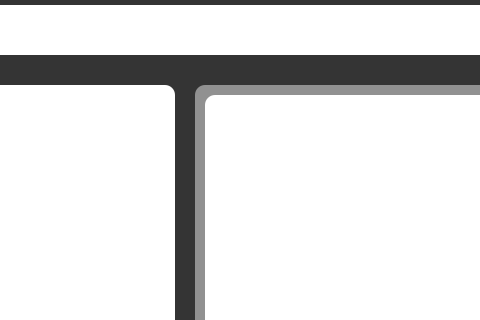
The window that gui/shelf_3.ui (AshwinRaikar88/daxplore) describes before a commit, drawn with Qt 5; both pictures show x 205 to 685 and y 135 to 455 of the 816 by 653 pixel window.
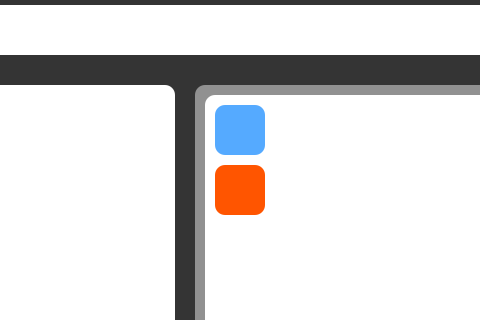
The same window after the commit.

The edit to the form file:
```diff
--- a/gui/shelf_3.ui
+++ b/gui/shelf_3.ui
@@ -101,6 +101,60 @@
        <set>Qt::AlignCenter</set>
       </property>
      </widget>
+     <widget class="QPushButton" name="load_labels">
+      <property name="geometry">
+       <rect>
+        <x>20</x>
+        <y>20</y>
+        <width>50</width>
+        <height>50</height>
+       </rect>
+      </property>
+      <property name="styleSheet">
+       <string notr="true">background-color: rgb(85, 170, 255);
+border-radius: 10px;
+</string>
+      </property>
+      <property name="text">
+       <string/>
+      </property>
+      <property name="iconSize">
+       <size>
+        <width>20</width>
+        <height>20</height>
+       </size>
+      </property>
+      <property name="checkable">
+       <bool>false</bool>
+      </property>
+     </widget>
+     <widget class="QPushButton" name="archive_labels">
+      <property name="geometry">
+       <rect>
+        <x>20</x>
+        <y>80</y>
+        <width>50</width>
+        <height>50</height>
+       </rect>
+      </property>
+      <property name="styleSheet">
+       <string notr="true">background-color: rgb(255, 85, 0);
+border-radius: 10px;
+</string>
+      </property>
+      <property name="text">
+       <string/>
+      </property>
+      <property name="iconSize">
+       <size>
+        <width>20</width>
+        <height>20</height>
+       </size>
+      </property>
+      <property name="checkable">
+       <bool>false</bool>
+      </property>
+     </widget>
     </widget>
     <widget class="QTreeView" name="treeView">
      <property name="geometry">
```
